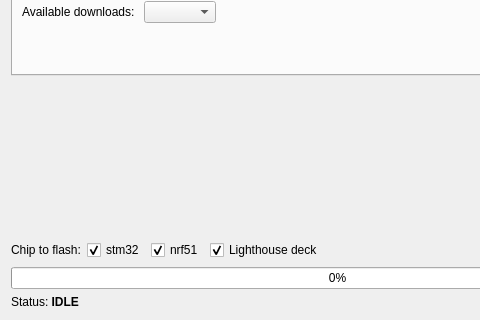
bitcraze/crazyflie-clients-python, file src/cfclient/ui/dialogs/bootloader.ui: the form before one commit; both pictures show x 0 to 480 and y 231 to 551 of the 675 by 551 pixel window.
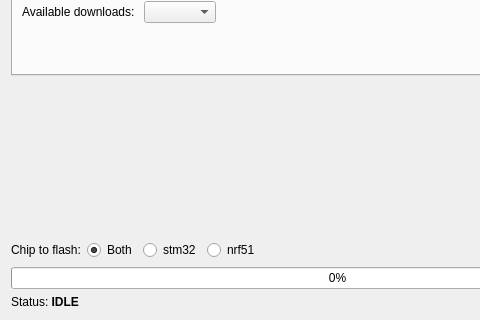
The form after the commit. Custom widgets are drawn as their Qt base class.

Commit message: #473 Restored radio buttons

```diff
--- a/src/cfclient/ui/dialogs/bootloader.ui
+++ b/src/cfclient/ui/dialogs/bootloader.ui
@@ -302,32 +302,26 @@
         </widget>
        </item>
        <item>
-        <widget class="QCheckBox" name="checkBox">
+        <widget class="QRadioButton" name="radioBoth">
+         <property name="text">
+          <string>Both</string>
+         </property>
+         <property name="checked">
+          <bool>true</bool>
+         </property>
+        </widget>
+       </item>
+       <item>
+        <widget class="QRadioButton" name="radioStm32">
          <property name="text">
           <string>stm32</string>
          </property>
-         <property name="checked">
-          <bool>true</bool>
-         </property>
         </widget>
        </item>
        <item>
-        <widget class="QCheckBox" name="checkBox_2">
+        <widget class="QRadioButton" name="radioNrf51">
          <property name="text">
           <string>nrf51</string>
-         </property>
-         <property name="checked">
-          <bool>true</bool>
-         </property>
-        </widget>
-       </item>
-       <item>
-        <widget class="QCheckBox" name="checkBox_3">
-         <property name="text">
-          <string>Lighthouse deck</string>
-         </property>
-         <property name="checked">
-          <bool>true</bool>
          </property>
         </widget>
        </item>
```
